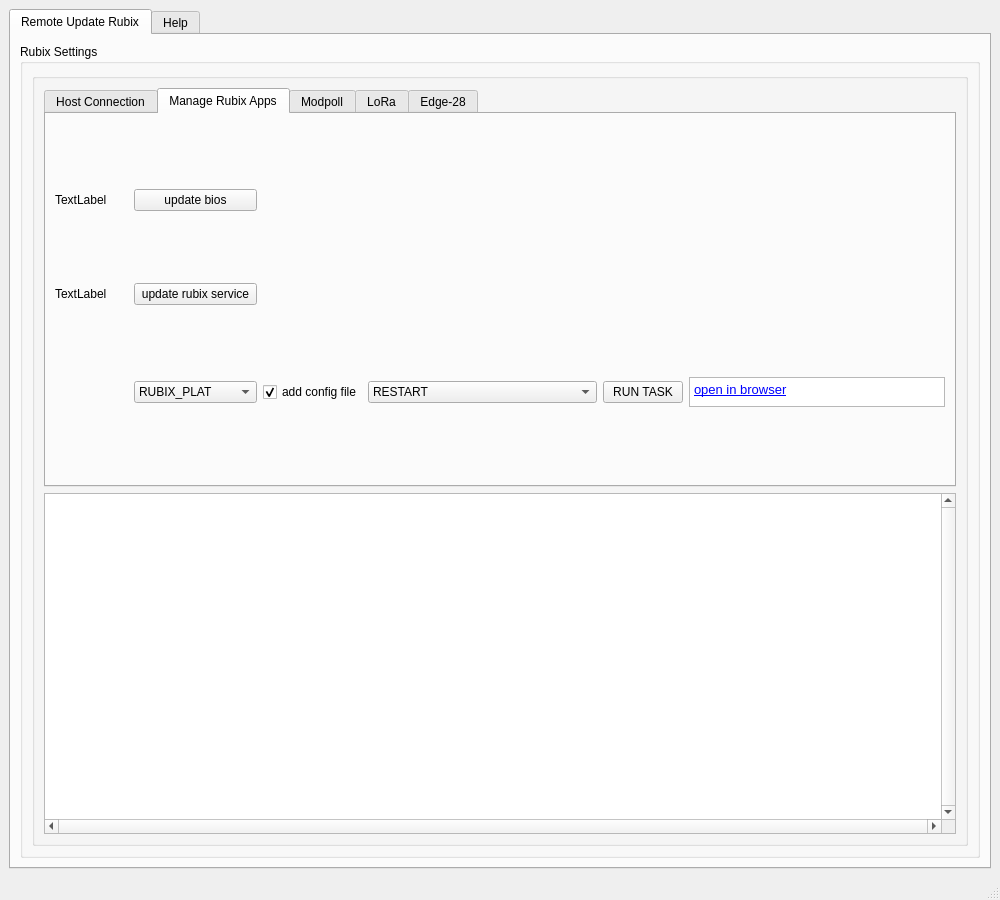
This is resources/views/MainWindow.ui in NubeIO/rubix-updater-gui as Qt 5 draws it before an edit. The edited form follows.
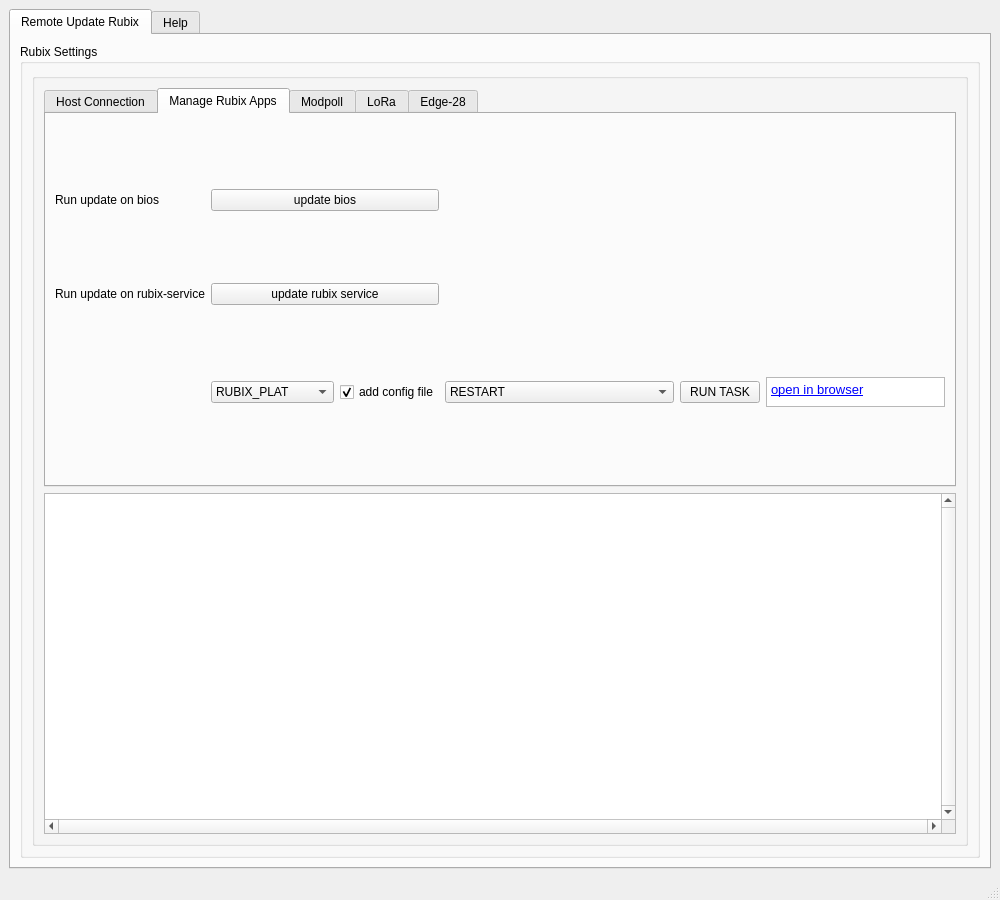
This is the edited form. The open tabs and pages were chosen to show the change.

The edit to the form file:
```diff
--- a/resources/views/MainWindow.ui
+++ b/resources/views/MainWindow.ui
@@ -304,13 +304,6 @@
                   <string>Manage Rubix Apps</string>
                  </attribute>
                  <layout class="QGridLayout" name="gridLayout_4">
-                  <item row="0" column="1">
-                   <widget class="QPushButton" name="action_remote_update">
-                    <property name="text">
-                     <string>update bios</string>
-                    </property>
-                   </widget>
-                  </item>
                   <item row="2" column="5">
                    <widget class="QTextBrowser" name="rubix_plat_hyperlink">
                     <property name="sizePolicy">
@@ -382,13 +375,6 @@
                     </property>
                    </widget>
                   </item>
-                  <item row="1" column="1">
-                   <widget class="QPushButton" name="action_remote_rubix_service">
-                    <property name="text">
-                     <string>update rubix service</string>
-                    </property>
-                   </widget>
-                  </item>
                   <item row="2" column="3">
                    <widget class="QComboBox" name="rubix_app_action">
                     <item>
@@ -431,14 +417,28 @@
                   <item row="0" column="0">
                    <widget class="QLabel" name="label_18">
                     <property name="text">
-                     <string>TextLabel</string>
+                     <string>Run update on bios</string>
                     </property>
                    </widget>
                   </item>
                   <item row="1" column="0">
                    <widget class="QLabel" name="label_19">
                     <property name="text">
-                     <string>TextLabel</string>
+                     <string>Run update on rubix-service</string>
+                    </property>
+                   </widget>
+                  </item>
+                  <item row="1" column="1" colspan="2">
+                   <widget class="QPushButton" name="action_remote_rubix_service">
+                    <property name="text">
+                     <string>update rubix service</string>
+                    </property>
+                   </widget>
+                  </item>
+                  <item row="0" column="1" colspan="2">
+                   <widget class="QPushButton" name="action_remote_update">
+                    <property name="text">
+                     <string>update bios</string>
                     </property>
                    </widget>
                   </item>
```
Left out of the diff: 2 changed lines with no effect on the pictures.
